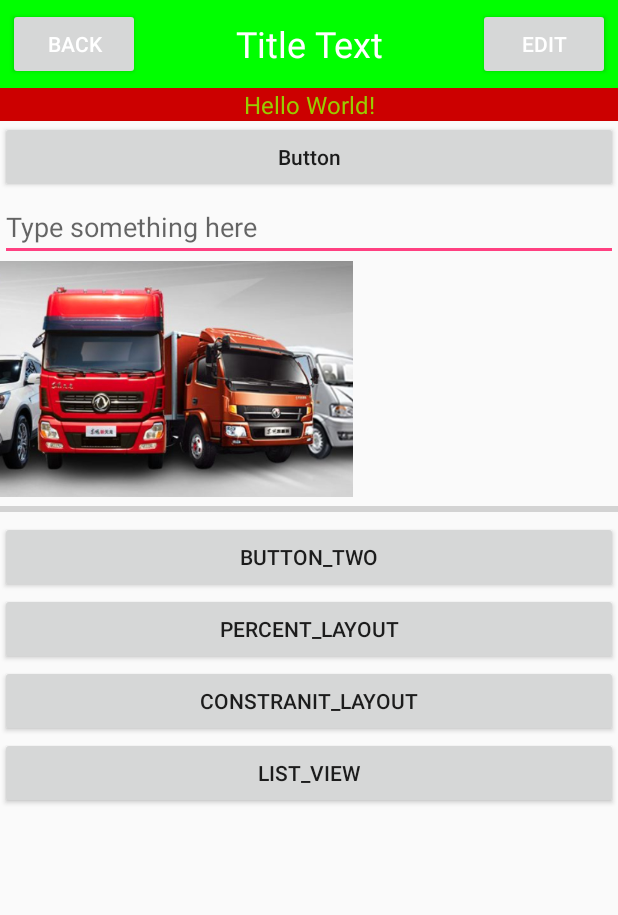
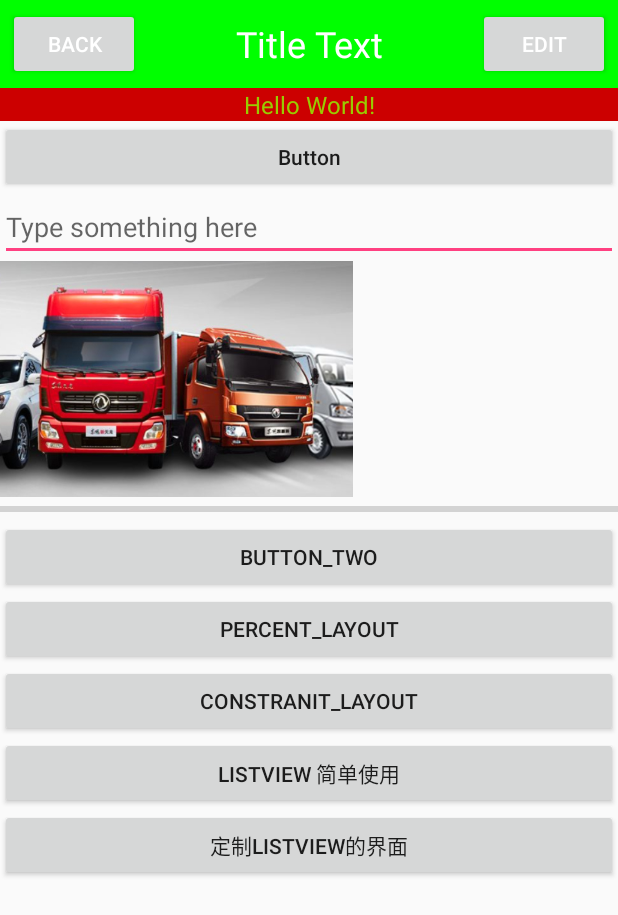
Before and after one commit to h386926074/UIWidgetTest, an Android app: the screen it shows after launch (MainActivity), on a phone screen of 412 x 824 dp. Shown: the top 915 px of the screen. Run offline under Robolectric (Android 15) with nearby library versions, the phone set to English and light mode, and no system bars.

Commit message:
自定义listview

```diff
--- a/app/src/main/AndroidManifest.xml
+++ b/app/src/main/AndroidManifest.xml
@@ -19,7 +19,8 @@
         <activity android:name=".LayoutActivity" />
         <activity android:name=".percent_layout" />
         <activity android:name=".new_percent" />
-        <activity android:name=".ListViewActivity"></activity>
+        <activity android:name=".ListViewActivity" />
+        <activity android:name=".SecondListViewAcitvity"></activity>
     </application>
 
 </manifest>
--- a/app/src/main/java/com/huangfeng/uiwidgettest/MainActivity.java
+++ b/app/src/main/java/com/huangfeng/uiwidgettest/MainActivity.java
@@ -26,6 +26,7 @@ public class MainActivity extends AppCompatActivity implements View.OnClickListe
     private Button button4;
     private Button button3;//percentlayout
     private Button button_mlistview;
+    private Button button_listview2;
 
     @Override
     protected void onCreate(Bundle savedInstanceState) {
@@ -53,6 +54,9 @@ public class MainActivity extends AppCompatActivity implements View.OnClickListe
 
         button_mlistview = (Button) findViewById(R.id.button_mlistvie);
         button_mlistview.setOnClickListener(this);
+
+        button_listview2 = (Button) findViewById(R.id.button_listview2);
+        button_listview2.setOnClickListener(this);
 //            @Override
 //            public void onClick(View v) {
 //                Log.d(TAG, "onClick: ");
@@ -128,7 +132,11 @@ public class MainActivity extends AppCompatActivity implements View.OnClickListe
                 startActivity(intent);
             }
             break;
-
+            case R.id.button_listview2:{
+                Intent intent = new Intent(this,ListViewActivity.class);
+                startActivity(intent);
+            }
+            break;
 
             default:
                 break;
--- a/app/src/main/res/layout/activity_main.xml
+++ b/app/src/main/res/layout/activity_main.xml
@@ -60,6 +60,11 @@
         android:id="@+id/button_mlistvie"
         android:layout_width="match_parent"
         android:layout_height="wrap_content"
-        android:text="list_view"/>
+        android:text="listview 简单使用"/>
 
+    <Button
+        android:id="@+id/button_listview2"
+        android:layout_width="match_parent"
+        android:layout_height="wrap_content"
+        android:text="定制listview的界面"/>
 </LinearLayout>
```
Also changed, not shown: app/src/main/java/com/huangfeng/uiwidgettest/Fruit.java (added, +25 -0 lines), app/src/main/java/com/huangfeng/uiwidgettest/FruitAdapter.java (added, +41 -0 lines), app/src/main/java/com/huangfeng/uiwidgettest/ListViewActivity.java (+7 -0 lines), app/src/main/java/com/huangfeng/uiwidgettest/SecondListViewAcitvity.java (added, +15 -0 lines), app/src/main/res/layout/fruit_item.xml (added, +17 -0 lines), app/src/main/res/layout/second_list_view_layout.xml (added, +12 -0 lines).
